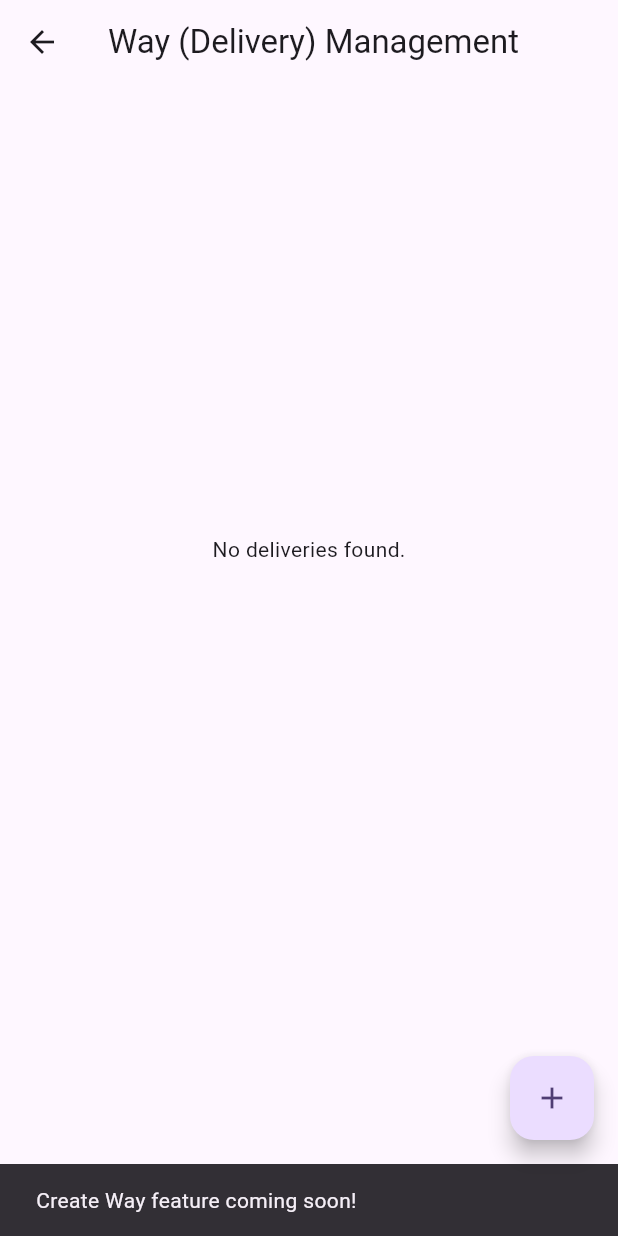
After one commit to aungkoman/simple-delivery-project, a Flutter app: the WayListingPage screen opened directly, after a tap on the "add" icon, on a phone screen of 412 x 824 dp. The commit adds this screen. Run offline on Flutter 3.47's test engine with Material 3 defaults, Android fonts, the phone set to English and light mode, and no system bars; our stand-ins replace supabase_flutter; accounts and stored records are empty.

Commit message:
way listing page is added

```diff
--- /dev/null
+++ b/lib/way/way_listing_page.dart
@@ -0,0 +1,199 @@
+import 'package:flutter/material.dart';
+import 'package:supabase_flutter/supabase_flutter.dart';
+
+class WayListingPage extends StatefulWidget {
+  const WayListingPage({super.key});
+
+  @override
+  State<WayListingPage> createState() => _WayListingPageState();
+}
+
+class _WayListingPageState extends State<WayListingPage> {
+  final supabase = Supabase.instance.client;
+
+  bool _isLoading = true;
+  List<dynamic> _ways = [];
+
+  @override
+  void initState() {
+    super.initState();
+    _fetchWays();
+  }
+
+  Future<void> _fetchWays() async {
+    try {
+      // Fetch ways and JOIN the profiles table to get the actual names instead of just UUIDs
+      // The syntax '!ways_customer_id_fkey' tells Supabase exactly which relationship to follow
+      final response = await supabase
+          .from('ways')
+          .select('''
+            *,
+            customer:profiles!ways_customer_id_fkey(full_name),
+            rider:profiles!ways_rider_id_fkey(full_name)
+          ''')
+          .order('id', ascending: false); // Newest deliveries first
+
+      if (mounted) {
+        setState(() {
+          _ways = response;
+          _isLoading = false;
+        });
+      }
+    } catch (error) {
+      if (mounted) {
+        ScaffoldMessenger.of(context).showSnackBar(
+          SnackBar(content: Text('Error loading ways: $error'), backgroundColor: Colors.red),
+        );
+        setState(() {
+          _isLoading = false;
+        });
+      }
+    }
+  }
+
+  // Helper method to color-code the delivery status
+  Color _getStatusColor(String status) {
+    switch (status.toLowerCase()) {
+      case 'pending':
+        return Colors.orange;
+      case 'picked_up':
+        return Colors.blue;
+      case 'delivering':
+        return Colors.purple;
+      case 'dropped':
+      case 'delivered':
+        return Colors.green;
+      case 'rejected':
+      case 'cancelled':
+        return Colors.red;
+      default:
+        return Colors.grey;
+    }
+  }
+
+  @override
+  Widget build(BuildContext context) {
+    return Scaffold(
+      appBar: AppBar(
+        title: const Text('Way (Delivery) Management'),
+      ),
+      // FAB for the admin to manually create a new delivery way
+      floatingActionButton: FloatingActionButton(
+        onPressed: () {
+          ScaffoldMessenger.of(context).showSnackBar(
+            const SnackBar(content: Text('Create Way feature coming soon!')),
+          );
+        },
+        tooltip: 'Add New Way',
+        child: const Icon(Icons.add),
+      ),
+      body: RefreshIndicator(
+        onRefresh: _fetchWays,
+        child: _isLoading
+            ? const Center(child: CircularProgressIndicator())
+            : _ways.isEmpty
+            ? ListView(
+          children: const [
+            SizedBox(height: 300),
+            Center(child: Text('No deliveries found.')),
+          ],
+        )
+            : ListView.builder(
+          padding: const EdgeInsets.all(8.0),
+          itemCount: _ways.length,
+          itemBuilder: (context, index) {
+            final way = _ways[index];
+
+            // Safely extract nested relational data
+            final customerName = way['customer']?['full_name'] ?? 'Unknown Customer';
+            final riderName = way['rider']?['full_name'] ?? 'Unassigned';
+
+            final pickup = way['pickup_location'] ?? 'Unknown';
+            final drop = way['drop_location'] ?? 'Unknown';
+            final status = way['status'] ?? 'pending';
+
+            return Card(
+              elevation: 3,
+              margin: const EdgeInsets.symmetric(vertical: 8, horizontal: 4),
+              shape: RoundedRectangleBorder(borderRadius: BorderRadius.circular(12)),
+              child: Padding(
+                padding: const EdgeInsets.all(12.0),
+                child: Column(
+                  crossAxisAlignment: CrossAxisAlignment.start,
+                  children: [
+                    // Top Row: ID and Status Badge
+                    Row(
+                      mainAxisAlignment: MainAxisAlignment.spaceBetween,
+                      children: [
+                        Text(
+                          'Way #${way['id']}',
+                          style: const TextStyle(fontWeight: FontWeight.bold, fontSize: 16),
+                        ),
+                        Chip(
+                          label: Text(
+                            status.toUpperCase(),
+                            style: const TextStyle(color: Colors.white, fontSize: 12, fontWeight: FontWeight.bold),
+                          ),
+                          backgroundColor: _getStatusColor(status),
+                          padding: EdgeInsets.zero,
+                        ),
+                      ],
+                    ),
+                    const Divider(),
+
+                    // Middle Section: Routing
+                    Row(
+                      children: [
+                        const Icon(Icons.storefront, color: Colors.blue, size: 20),
+                        const SizedBox(width: 8),
+                        Expanded(child: Text('Pickup: $pickup', style: const TextStyle(fontSize: 14))),
+                      ],
+                    ),
+                    const SizedBox(height: 8),
+                    Row(
+                      children: [
+                        const Icon(Icons.location_on, color: Colors.red, size: 20),
+                        const SizedBox(width: 8),
+                        Expanded(child: Text('Drop: $drop', style: const TextStyle(fontSize: 14))),
+                      ],
+                    ),
+
+                    const SizedBox(height: 12),
+
+                    // Bottom Section: Personnel
+                    Container(
+                      padding: const EdgeInsets.all(8),
+                      decoration: BoxDecoration(
+                        color: Colors.grey.shade100,
+                        borderRadius: BorderRadius.circular(8),
+                      ),
+                      child: Row(
+                        mainAxisAlignment: MainAxisAlignment.spaceBetween,
+                        children: [
+                          Column(
+                            crossAxisAlignment: CrossAxisAlignment.start,
+                            children: [
+                              const Text('Customer', style: TextStyle(fontSize: 10, color: Colors.grey)),
+                              Text(customerName, style: const TextStyle(fontWeight: FontWeight.w500)),
+                            ],
+                          ),
+                          Column(
+                            crossAxisAlignment: CrossAxisAlignment.end,
+                            children: [
+                              const Text('Rider', style: TextStyle(fontSize: 10, color: Colors.grey)),
+                              Text(riderName, style: const TextStyle(fontWeight: FontWeight.w500)),
+                            ],
+                          ),
+                        ],
+                      ),
+                    ),
+                  ],
+                ),
+              ),
+            );
+          },
+        ),
+      ),
+    );
+  }
+}
```
Also changed, not shown: lib/admin/admin_panel_page.dart (+13 -0 lines).
